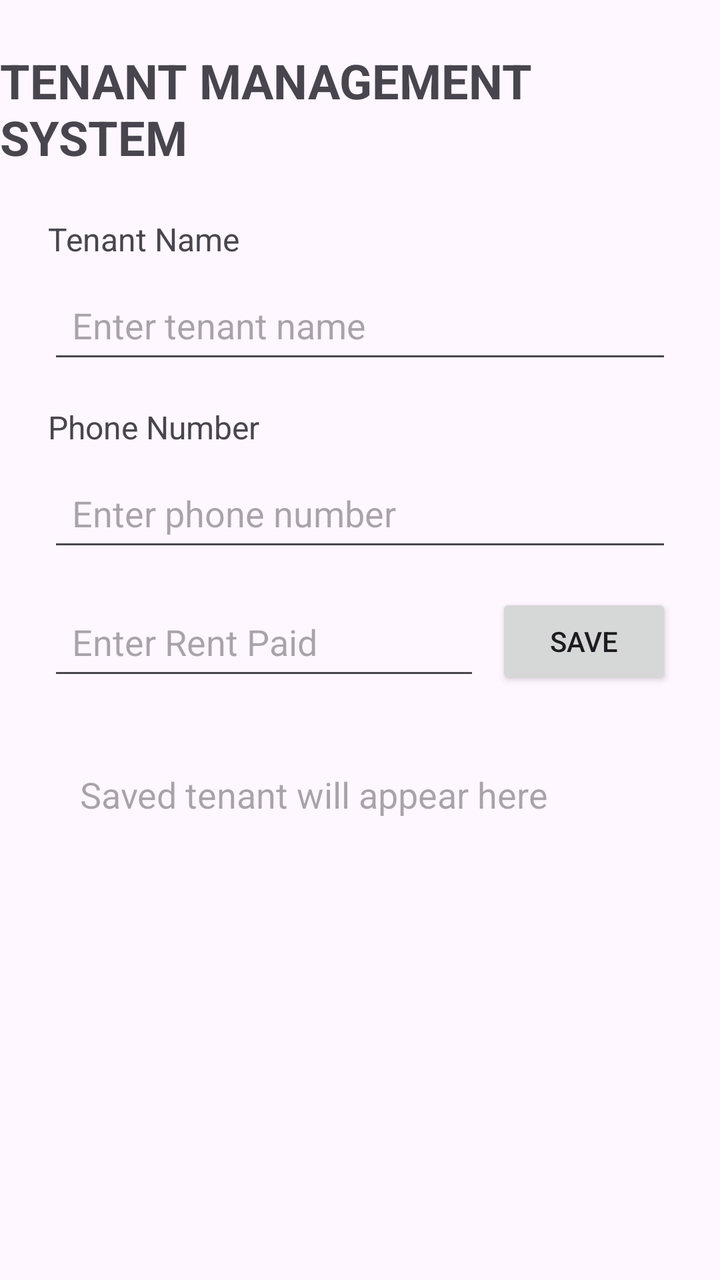
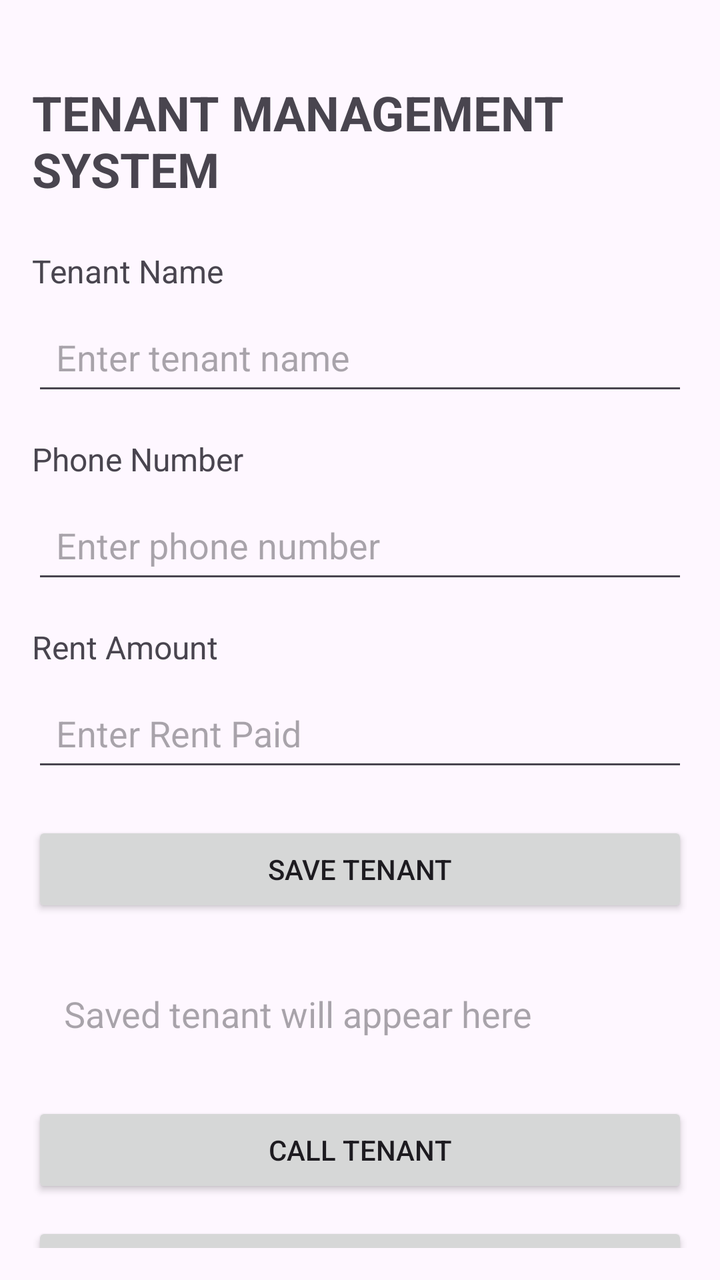

An Android layout rendered at two revisions. The XML below is the earlier revision; the diff shows what the commit changed to produce the second picture.
<!-- AndroidManifest.xml: application theme Theme.Tenantmanagementsystem -->
<!-- res/layout/activity_main.xml -->
<?xml version="1.0" encoding="utf-8"?>
<layout
    xmlns:android="http://schemas.android.com/apk/res/android"
    xmlns:app="http://schemas.android.com/apk/res-auto">

    <data>

        <variable
            name="tenant"
            type="com.example.tenantmanagementsystem.Tenant" />

    </data>

    <androidx.constraintlayout.widget.ConstraintLayout
        android:layout_width="match_parent"
        android:layout_height="match_parent">

        

        

        <TextView
            android:id="@+id/titleTextView"
            android:layout_width="wrap_content"
            android:layout_height="wrap_content"
            android:layout_marginTop="24dp"
            android:text="TENANT MANAGEMENT SYSTEM"
            android:textSize="24sp"
            android:textStyle="bold"
            app:layout_constraintEnd_toEndOf="parent"
            app:layout_constraintStart_toStartOf="parent"
            app:layout_constraintTop_toTopOf="parent" />


        

        <TextView
            android:id="@+id/tenantNameLabel"
            android:layout_width="wrap_content"
            android:layout_height="wrap_content"
            android:layout_marginStart="24dp"
            android:layout_marginTop="24dp"
            android:text="Tenant Name"
            android:textSize="16sp"
            app:layout_constraintStart_toStartOf="parent"
            app:layout_constraintTop_toBottomOf="@id/titleTextView" />


        

        <EditText
            android:id="@+id/tenantNameEditText"
            android:layout_width="0dp"
            android:layout_height="wrap_content"
            android:layout_marginStart="24dp"
            android:layout_marginTop="8dp"
            android:layout_marginEnd="24dp"
            android:hint="Enter tenant name"
            android:minHeight="48dp"
            android:padding="12dp"
            app:layout_constraintEnd_toEndOf="parent"
            app:layout_constraintStart_toStartOf="parent"
            app:layout_constraintTop_toBottomOf="@id/tenantNameLabel" />


        

        <TextView
            android:id="@+id/phoneLabel"
            android:layout_width="wrap_content"
            android:layout_height="wrap_content"
            android:layout_marginStart="24dp"
            android:layout_marginTop="16dp"
            android:text="Phone Number"
            android:textSize="16sp"
            app:layout_constraintStart_toStartOf="parent"
            app:layout_constraintTop_toBottomOf="@id/tenantNameEditText" />


        

        <EditText
            android:id="@+id/phoneEditText"
            android:layout_width="0dp"
            android:layout_height="wrap_content"
            android:layout_marginStart="24dp"
            android:layout_marginTop="8dp"
            android:layout_marginEnd="24dp"
            android:hint="Enter phone number"
            android:inputType="phone"
            android:minHeight="48dp"
            android:padding="12dp"
            app:layout_constraintEnd_toEndOf="parent"
            app:layout_constraintStart_toStartOf="parent"
            app:layout_constraintTop_toBottomOf="@id/phoneLabel" />


        

        <EditText
            android:id="@+id/rentEditText"
            android:layout_width="0dp"
            android:layout_height="wrap_content"
            android:layout_marginStart="24dp"
            android:layout_marginTop="16dp"
            android:layout_marginEnd="8dp"
            android:hint="Enter Rent Paid"
            android:inputType="numberDecimal"
            android:minHeight="48dp"
            android:padding="12dp"
            app:layout_constraintEnd_toStartOf="@id/saveButton"
            app:layout_constraintStart_toStartOf="parent"
            app:layout_constraintTop_toBottomOf="@id/phoneEditText" />


        

        <Button
            android:id="@+id/saveButton"
            android:layout_width="wrap_content"
            android:layout_height="wrap_content"
            android:layout_marginEnd="24dp"
            android:text="SAVE"
            app:layout_constraintEnd_toEndOf="parent"
            app:layout_constraintTop_toTopOf="@id/rentEditText" />


        

        <TextView
            android:id="@+id/tenantResultTextView"
            android:layout_width="0dp"
            android:layout_height="wrap_content"
            android:layout_margin="24dp"
            android:hint="Saved tenant will appear here"
            android:padding="16dp"
            android:text="@{tenant.summary()}"
            android:textSize="18sp"
            app:layout_constraintEnd_toEndOf="parent"
            app:layout_constraintStart_toStartOf="parent"
            app:layout_constraintTop_toBottomOf="@id/rentEditText" />

    </androidx.constraintlayout.widget.ConstraintLayout>

</layout>
<!-- resources referenced by this layout -->
<resources>
  <style name="Theme.Tenantmanagementsystem" parent="Base.Theme.Tenantmanagementsystem" />
  <style name="Base.Theme.Tenantmanagementsystem" parent="Theme.Material3.DayNight.NoActionBar">
          
          
      </style>
</resources>

<!-- the commit's change to res/layout/activity_main.xml (unified diff, before → after) -->
@@ -1,6 +1,5 @@
 <?xml version="1.0" encoding="utf-8"?>
-<layout
-    xmlns:android="http://schemas.android.com/apk/res/android"
+<layout xmlns:android="http://schemas.android.com/apk/res/android"
     xmlns:app="http://schemas.android.com/apk/res-auto">
 
     <data>
@@ -13,9 +12,8 @@
 
     <androidx.constraintlayout.widget.ConstraintLayout
         android:layout_width="match_parent"
-        android:layout_height="match_parent">
-
-        
+        android:layout_height="match_parent"
+        android:padding="16dp">
 
         
 
@@ -31,61 +29,44 @@
             app:layout_constraintStart_toStartOf="parent"
             app:layout_constraintTop_toTopOf="parent" />
 
-
-        
-
         <TextView
             android:id="@+id/tenantNameLabel"
             android:layout_width="wrap_content"
             android:layout_height="wrap_content"
-            android:layout_marginStart="24dp"
             android:layout_marginTop="24dp"
             android:text="Tenant Name"
             android:textSize="16sp"
             app:layout_constraintStart_toStartOf="parent"
             app:layout_constraintTop_toBottomOf="@id/titleTextView" />
 
-
-        
-
         <EditText
             android:id="@+id/tenantNameEditText"
             android:layout_width="0dp"
             android:layout_height="wrap_content"
-            android:layout_marginStart="24dp"
             android:layout_marginTop="8dp"
-            android:layout_marginEnd="24dp"
             android:hint="Enter tenant name"
+            android:inputType="textPersonName"
             android:minHeight="48dp"
             android:padding="12dp"
             app:layout_constraintEnd_toEndOf="parent"
             app:layout_constraintStart_toStartOf="parent"
             app:layout_constraintTop_toBottomOf="@id/tenantNameLabel" />
 
-
-        
-
         <TextView
             android:id="@+id/phoneLabel"
             android:layout_width="wrap_content"
             android:layout_height="wrap_content"
-            android:layout_marginStart="24dp"
             android:layout_marginTop="16dp"
             android:text="Phone Number"
             android:textSize="16sp"
             app:layout_constraintStart_toStartOf="parent"
             app:layout_constraintTop_toBottomOf="@id/tenantNameEditText" />
 
-
-        
-
         <EditText
             android:id="@+id/phoneEditText"
             android:layout_width="0dp"
             android:layout_height="wrap_content"
-            android:layout_marginStart="24dp"
             android:layout_marginTop="8dp"
-            android:layout_marginEnd="24dp"
             android:hint="Enter phone number"
             android:inputType="phone"
             android:minHeight="48dp"
@@ -94,51 +75,71 @@
             app:layout_constraintStart_toStartOf="parent"
             app:layout_constraintTop_toBottomOf="@id/phoneLabel" />
 
-
-        
+        <TextView
+            android:id="@+id/rentLabel"
+            android:layout_width="wrap_content"
+            android:layout_height="wrap_content"
+            android:layout_marginTop="16dp"
+            android:text="Rent Amount"
+            android:textSize="16sp"
+            app:layout_constraintStart_toStartOf="parent"
+            app:layout_constraintTop_toBottomOf="@id/phoneEditText" />
 
         <EditText
             android:id="@+id/rentEditText"
             android:layout_width="0dp"
             android:layout_height="wrap_content"
-            android:layout_marginStart="24dp"
-            android:layout_marginTop="16dp"
-            android:layout_marginEnd="8dp"
+            android:layout_marginTop="8dp"
             android:hint="Enter Rent Paid"
             android:inputType="numberDecimal"
             android:minHeight="48dp"
             android:padding="12dp"
-            app:layout_constraintEnd_toStartOf="@id/saveButton"
+            app:layout_constraintEnd_toEndOf="parent"
             app:layout_constraintStart_toStartOf="parent"
-            app:layout_constraintTop_toBottomOf="@id/phoneEditText" />
-
-
-        
+            app:layout_constraintTop_toBottomOf="@id/rentLabel" />
 
         <Button
             android:id="@+id/saveButton"
-            android:layout_width="wrap_content"
+            android:layout_width="0dp"
             android:layout_height="wrap_content"
-            android:layout_marginEnd="24dp"
-            android:text="SAVE"
+            android:layout_marginTop="20dp"
+            android:text="SAVE TENANT"
             app:layout_constraintEnd_toEndOf="parent"
-            app:layout_constraintTop_toTopOf="@id/rentEditText" />
-
-
-        
+            app:layout_constraintStart_toStartOf="parent"
+            app:layout_constraintTop_toBottomOf="@id/rentEditText" />
 
         <TextView
             android:id="@+id/tenantResultTextView"
             android:layout_width="0dp"
             android:layout_height="wrap_content"
-            android:layout_margin="24dp"
+            android:layout_marginTop="20dp"
             android:hint="Saved tenant will appear here"
             android:padding="16dp"
             android:text="@{tenant.summary()}"
             android:textSize="18sp"
             app:layout_constraintEnd_toEndOf="parent"
             app:layout_constraintStart_toStartOf="parent"
-            app:layout_constraintTop_toBottomOf="@id/rentEditText" />
+            app:layout_constraintTop_toBottomOf="@id/saveButton" />
+
+        <Button
+            android:id="@+id/callButton"
+            android:layout_width="0dp"
+            android:layout_height="wrap_content"
+            android:layout_marginTop="16dp"
+            android:text="CALL TENANT"
+            app:layout_constraintEnd_toEndOf="parent"
+            app:layout_constraintStart_toStartOf="parent"
+            app:layout_constraintTop_toBottomOf="@id/tenantResultTextView" />
+
+        <Button
+            android:id="@+id/shareButton"
+            android:layout_width="0dp"
+            android:layout_height="wrap_content"
+            android:layout_marginTop="12dp"
+            android:text="SHARE TENANT"
+            app:layout_constraintEnd_toEndOf="parent"
+            app:layout_constraintStart_toStartOf="parent"
+            app:layout_constraintTop_toBottomOf="@id/callButton" />
 
     </androidx.constraintlayout.widget.ConstraintLayout>
 
